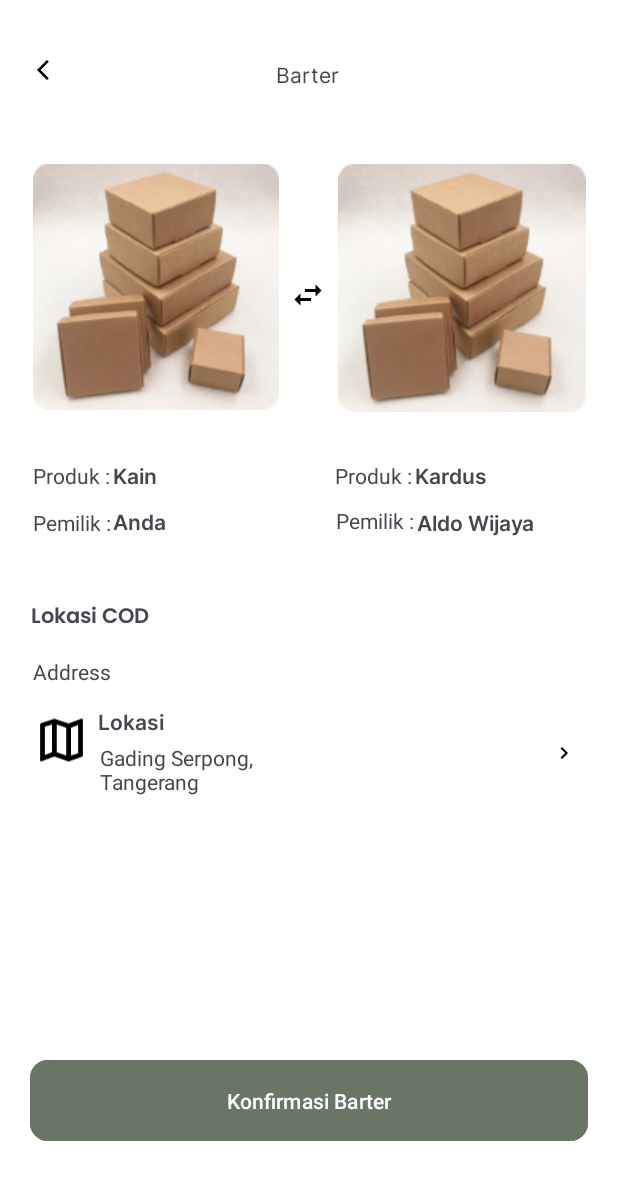
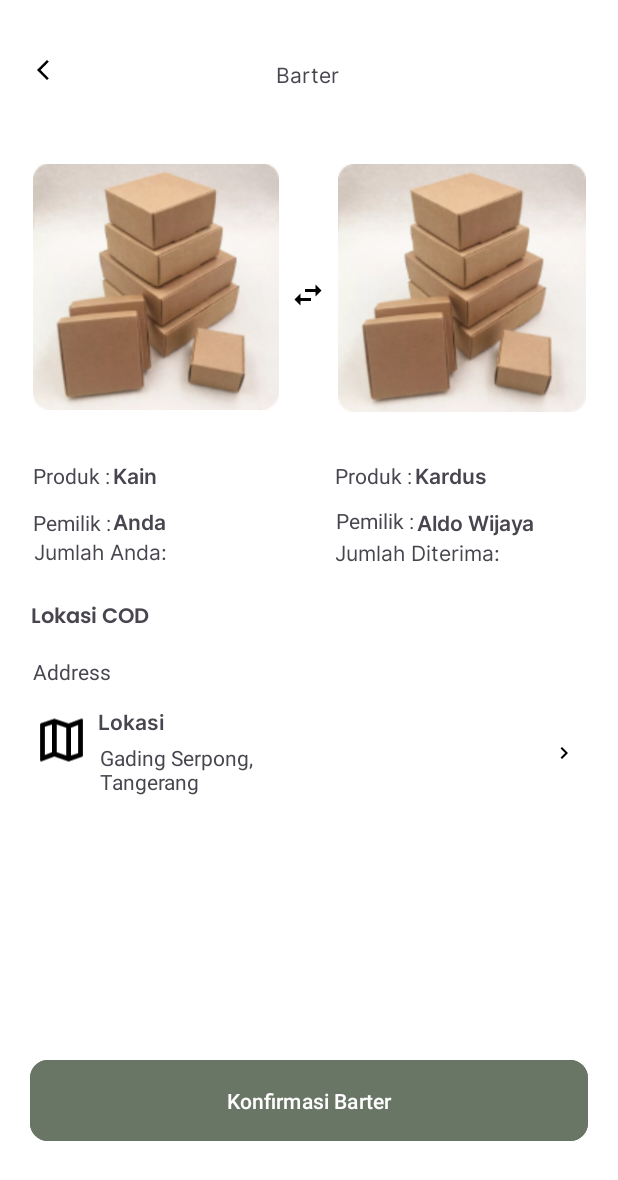
Before and after one commit to VerlyTan11/Bartems, an Android app: the BarterActivity screen opened directly, with no data from a screen before it, on a phone screen of 412 x 824 dp. Shown: the top 1180 px of the screen. Run offline under Robolectric (Android 15) with nearby library versions, the phone set to English and light mode, and no system bars; our stand-ins replace Firebase (no records; nobody signed in at launch, a user with empty details on screens opened directly); 1 statement that could not run was skipped.

Commit message:
show jumlah in barter page, change to fragment

```diff
--- a/app/src/main/AndroidManifest.xml
+++ b/app/src/main/AndroidManifest.xml
@@ -76,7 +76,6 @@
         <activity android:name=".RegisterActivity" android:exported="true" />
         <activity android:name=".StartChatActivity" android:exported="true" />
         <activity android:name=".HistoryActivity" android:exported="true" />
-        <activity android:name=".JumlahBarangActivity" android:exported="true" />
 
     </application>
 
--- a/app/src/main/res/layout/barter_page.xml
+++ b/app/src/main/res/layout/barter_page.xml
@@ -184,6 +184,28 @@
         app:layout_constraintVertical_bias="0.421" />
 
     <TextView
+        android:id="@+id/textView_own_quantity"
+        android:layout_width="wrap_content"
+        android:layout_height="wrap_content"
+        android:fontFamily="@font/inter"
+        android:text="Jumlah Anda: "
+        app:layout_constraintEnd_toEndOf="parent"
+        app:layout_constraintHorizontal_bias="0.07"
+        app:layout_constraintStart_toStartOf="parent"
+        app:layout_constraintTop_toBottomOf="@id/textView23" />
+
+    <TextView
+        android:id="@+id/textView_other_quantity"
+        android:layout_width="wrap_content"
+        android:layout_height="wrap_content"
+        android:fontFamily="@font/inter"
+        android:text="Jumlah Diterima: "
+        app:layout_constraintEnd_toEndOf="parent"
+        app:layout_constraintHorizontal_bias="0.75"
+        app:layout_constraintStart_toStartOf="parent"
+        app:layout_constraintTop_toBottomOf="@id/textView27" />
+
+    <TextView
         android:id="@+id/textView28"
         android:layout_width="wrap_content"
         android:layout_height="wrap_content"
@@ -261,9 +283,9 @@
         android:layout_width="match_parent"
         android:layout_height="match_parent"
         app:layout_constraintBottom_toTopOf="@id/btn_confirm_barter"
-        app:layout_constraintTop_toBottomOf="@id/textView11"
+        app:layout_constraintEnd_toEndOf="parent"
         app:layout_constraintStart_toStartOf="parent"
-        app:layout_constraintEnd_toEndOf="parent" />
+        app:layout_constraintTop_toBottomOf="@id/textView11" />
 
 
 </androidx.constraintlayout.widget.ConstraintLayout>
--- a/app/src/main/res/values/strings.xml
+++ b/app/src/main/res/values/strings.xml
@@ -3,4 +3,6 @@
     <string name="login_to_bartems">Login to Bartem\'s</string>
     <string name="welcome_back_login">Welcome back! Sign in using your account to continue us</string>
     <string name="email">Email</string>
+    <!-- TODO: Remove or change this placeholder text -->
+    <string name="hello_blank_fragment">Hello blank fragment</string>
 </resources>
```
Also changed, not shown: app/src/main/java/com/example/bartems/BarterActivity.kt (+25 -35 lines), app/src/main/java/com/example/bartems/JumlahBarangActivity.kt (deleted, +0 -69 lines), app/src/main/java/com/example/bartems/PilihBarangActivity.kt (+35 -9 lines), app/src/main/java/com/example/bartems/fragment_jumlah_barang.kt (added, +73 -0 lines), app/src/main/res/layout/pilih_barang.xml (+12 -0 lines), app/src/main/res/layout/fragment_jumlah_barang.xml (renamed from app/src/main/res/layout/jumlah_barang.xml).
